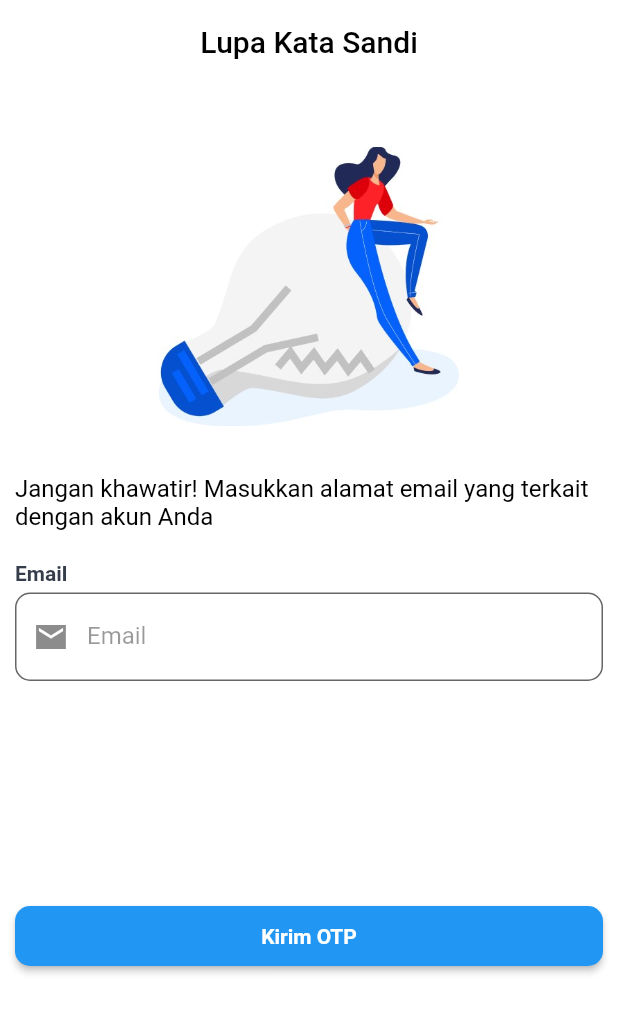
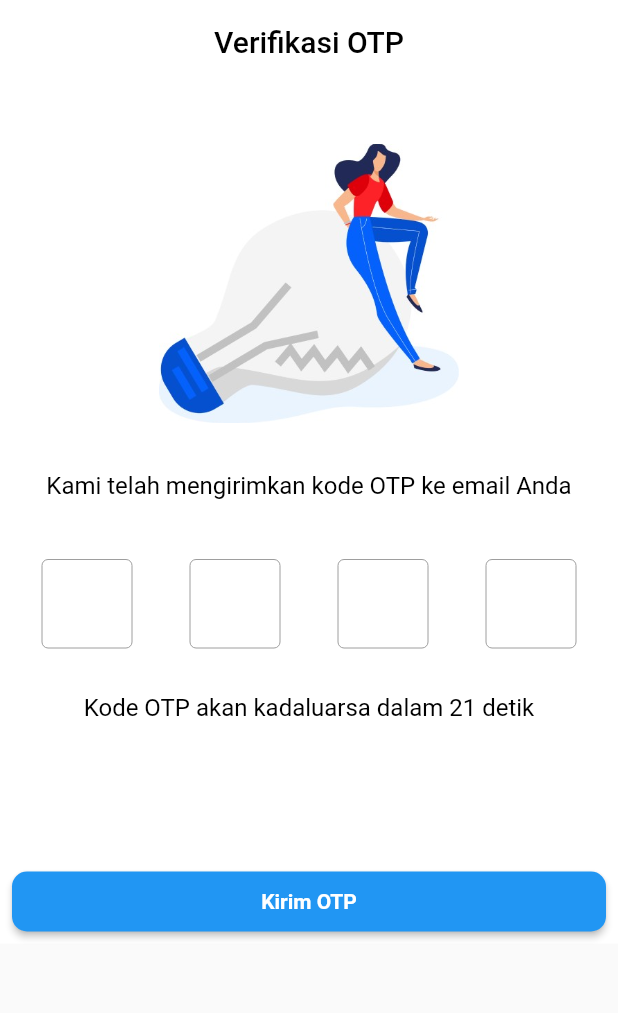
Before and after one commit to Kelompok-2-Capstone-Alterra-Academy/flutter-repo, a Flutter app: the screen it shows after launch, after a tap on "Kirim OTP", on a phone screen of 412 x 824 dp. Shown: the top 1013 px of the screen. Run offline on Flutter 3.47's test engine with Material 2 defaults, Android fonts, the phone set to English and light mode, and no system bars; our stand-ins replace flutter_svg.

Commit message:
feat: add otp password verification

```diff
--- a/lib/main.dart
+++ b/lib/main.dart
@@ -1,5 +1,6 @@
 import 'package:flutter/material.dart';
 import 'package:staredu/views/screen/auth/forgot_password/main/forgot_password_screen.dart';
+import 'package:staredu/views/screen/auth/forgot_password/otp_verification/otp_verification_screen.dart';
 import 'package:staredu/views/screen/auth/login/login_screen.dart';
 import 'package:staredu/views/screen/home/home_screen.dart';
 import 'package:staredu/views/screen/splash_welcome/splash_welcome_screen.dart';
@@ -20,13 +21,15 @@ class StarEdu extends StatelessWidget {
       theme: ThemeData(
         primaryColor: Colors.white,
       ),
-      initialRoute: ForgotPasswordScreen.routeName,
+      initialRoute: OtpVerificationScreen.routeName,
       routes: {
         SplashWelcomeScreen.routeName: (context) => const SplashWelcomeScreen(),
         HomeScreen.routeName: (context) => const HomeScreen(),
         LoginScreen.routeName: (context) => const LoginScreen(),
         ForgotPasswordScreen.routeName: (context) =>
             const ForgotPasswordScreen(),
+        OtpVerificationScreen.routeName: (context) =>
+            const OtpVerificationScreen(),
       },
     );
   }
--- a/lib/views/screen/auth/forgot_password/main/forgot_password_screen.dart
+++ b/lib/views/screen/auth/forgot_password/main/forgot_password_screen.dart
@@ -22,7 +22,8 @@ class _ForgotPasswordScreenState extends State<ForgotPasswordScreen> {
         title:
             const Text('Lupa Kata Sandi', style: TextStyle(color: blackColor)),
       ),
-      body: Container(
+      body: SingleChildScrollView(
+        child: Container(
             color: whiteColor,
             padding: const EdgeInsets.all(10),
             child: Center(
@@ -92,7 +93,8 @@ class _ForgotPasswordScreenState extends State<ForgotPasswordScreen> {
                     width: double.infinity,
                     child: ElevatedButton(
                       style: ButtonStyle(
-                      shape: MaterialStateProperty.all<RoundedRectangleBorder>(
+                        shape:
+                            MaterialStateProperty.all<RoundedRectangleBorder>(
                           RoundedRectangleBorder(
                             borderRadius: BorderRadius.circular(10),
                           ),
@@ -112,14 +114,15 @@ class _ForgotPasswordScreenState extends State<ForgotPasswordScreen> {
                       },
                       child: const Text(
                         "Kirim OTP",
-                      style:
-                          TextStyle(fontWeight: FontWeight.bold, fontSize: 14),
+                        style: TextStyle(
+                            fontWeight: FontWeight.bold, fontSize: 14),
                       ),
                     ),
                   ),
                 ],
               ),
             )),
+      ),
     );
   }
 }
--- /dev/null
+++ b/lib/views/screen/auth/forgot_password/otp_verification/otp_verification_screen.dart
@@ -0,0 +1,235 @@
+import 'dart:async';
+
+import 'package:flutter/material.dart';
+import 'package:staredu/utils/color/color.dart';
+
+class OtpVerificationScreen extends StatefulWidget {
+  const OtpVerificationScreen({super.key});
+  static String routeName = '/otp_password';
+
+  @override
+  State<OtpVerificationScreen> createState() => _OtpVerificationScreenState();
+}
+
+class _OtpVerificationScreenState extends State<OtpVerificationScreen> {
+  final TextEditingController _emailController = TextEditingController();
+  final GlobalKey<FormState> _formkey = GlobalKey<FormState>();
+  int _start = 30;
+  late Timer _timer;
+
+  @override
+  void initState() {
+    super.initState();
+    startTimer();
+  }
+
+  @override
+  void dispose() {
+    _emailController.dispose();
+    _timer.cancel();
+    super.dispose();
+  }
+
+  void startTimer() {
+    const oneSec = Duration(seconds: 1);
+    _timer = Timer.periodic(oneSec, (Timer timer) {
+      if (_start == 0) {
+        timer.cancel();
+        // Timer completed, do something
+      } else {
+        setState(() {
+          _start--;
+        });
+      }
+    });
+  }
+
+  @override
+  Widget build(BuildContext context) {
+    return Scaffold(
+      appBar: AppBar(
+        backgroundColor: whiteColor,
+        centerTitle: true,
+        elevation: 0,
+        title:
+            const Text('Verifikasi OTP', style: TextStyle(color: blackColor)),
+      ),
+      body: SingleChildScrollView(
+        child: Container(
+            color: whiteColor,
+            padding: const EdgeInsets.all(8),
+            child: Center(
+              child: Column(
+                children: [
+                  SizedBox(
+                      height: 250,
+                      child: Image.asset(
+                        "assets/images/forgot_password.jpg",
+                        width: 200,
+                        height: 400,
+                      )),
+                  const Text(
+                    'Kami telah mengirimkan kode OTP ke email Anda',
+                    style: TextStyle(fontSize: 16, color: blackColor),
+                    textAlign: TextAlign.start,
+                  ),
+                  const SizedBox(
+                    height: 20,
+                  ),
+                  Padding(
+                    padding: const EdgeInsets.all(20.0),
+                    child: Row(
+                      mainAxisAlignment: MainAxisAlignment.spaceBetween,
+                      children: [
+                        SizedBox(
+                          width: 60,
+                          child: TextFormField(
+                            controller: _emailController,
+                            keyboardType: TextInputType.number,
+                            decoration: const InputDecoration(
+                              hintStyle: TextStyle(
+                                  color: Color(0xff363d4a),
+                                  fontWeight: FontWeight.w700),
+                              enabledBorder: OutlineInputBorder(
+                                borderSide:
+                                    BorderSide(color: Colors.grey, width: 0),
+                              ),
+                              focusedBorder: OutlineInputBorder(
+                                borderSide: BorderSide(color: Colors.grey),
+                              ),
+                            ),
+                            validator: (value) {
+                              if (value!.isEmpty) {
+                                return "Kode OTP tidak boleh kosong";
+                              }
+                              return null;
+                            },
+                          ),
+                        ),
+                        SizedBox(
+                          width: 60,
+                          child: TextFormField(
+                            controller: _emailController,
+                            keyboardType: TextInputType.number,
+                            decoration: const InputDecoration(
+                              hintStyle: TextStyle(
+                                  color: Color(0xff363d4a),
+                                  fontWeight: FontWeight.w700),
+                              enabledBorder: OutlineInputBorder(
+                                borderSide:
+                                    BorderSide(color: Colors.grey, width: 0),
+                              ),
+                              focusedBorder: OutlineInputBorder(
+                                borderSide: BorderSide(color: Colors.grey),
+                              ),
+                            ),
+                            validator: (value) {
+                              if (value!.isEmpty) {
+                                return "Kode OTP tidak boleh kosong";
+                              }
+                              return null;
+                            },
+                          ),
+                        ),
+                        SizedBox(
+                          width: 60,
+                          child: TextFormField(
+                            controller: _emailController,
+                            keyboardType: TextInputType.number,
+                            decoration: const InputDecoration(
+                              hintStyle: TextStyle(
+                                  color: Color(0xff363d4a),
+                                  fontWeight: FontWeight.w700),
+                              enabledBorder: OutlineInputBorder(
+                                borderSide:
+                                    BorderSide(color: Colors.grey, width: 0),
+                              ),
+                              focusedBorder: OutlineInputBorder(
+                                borderSide: BorderSide(color: Colors.grey),
+                              ),
+                            ),
+                            validator: (value) {
+                              if (value!.isEmpty) {
+                                return "Kode OTP tidak boleh kosong";
+                              }
+                              return null;
+                            },
+                          ),
+                        ),
+                        SizedBox(
+                          width: 60,
+                          child: TextFormField(
+                            controller: _emailController,
+                            keyboardType: TextInputType.number,
+                            decoration: const InputDecoration(
+                              hintStyle: TextStyle(
+                                  color: Color(0xff363d4a),
+                                  fontWeight: FontWeight.w700),
+                              enabledBorder: OutlineInputBorder(
+                                borderSide:
+                                    BorderSide(color: Colors.grey, width: 0),
+                              ),
+                              focusedBorder: OutlineInputBorder(
+                                borderSide: BorderSide(color: Colors.grey),
+                              ),
+                            ),
+                            validator: (value) {
+                              if (value!.isEmpty) {
+                                return "Kode OTP tidak boleh kosong";
+                              }
+                              return null;
+                            },
+                          ),
+                        ),
+                      ],
+                    ),
+                  ),
+                  const SizedBox(
+                    height: 10,
+                  ),
+                  Text(
+                    'Kode OTP akan kadaluarsa dalam $_start detik',
+                    style: TextStyle(fontSize: 16, color: blackColor),
+                    textAlign: TextAlign.start,
+                  ),
+                  const SizedBox(
+                    height: 100,
+                  ),
+                  SizedBox(
+                    height: 40,
+                    width: double.infinity,
+                    child: ElevatedButton(
+                      style: ButtonStyle(
+                        shape:
+                            MaterialStateProperty.all<RoundedRectangleBorder>(
+                          RoundedRectangleBorder(
+                            borderRadius: BorderRadius.circular(10),
+                          ),
+                        ),
+                        backgroundColor:
+                            MaterialStateProperty.resolveWith<Color?>(
+                          (Set<MaterialState> states) {
+                            if (states.contains(MaterialState.pressed)) {
+                              return lightBlueColor;
+                            }
+                            return primaryColor;
+                          },
+                        ),
+                      ),
+                      onPressed: () {
+                        if (_formkey.currentState!.validate()) {}
+                      },
+                      child: const Text(
+                        "Kirim OTP",
+                        style: TextStyle(
+                            fontWeight: FontWeight.bold, fontSize: 14),
+                      ),
+                    ),
+                  ),
+                ],
+              ),
+            )),
+      ),
+    );
+  }
+}
```
Lines whose indentation alone changed are shown as unchanged.
